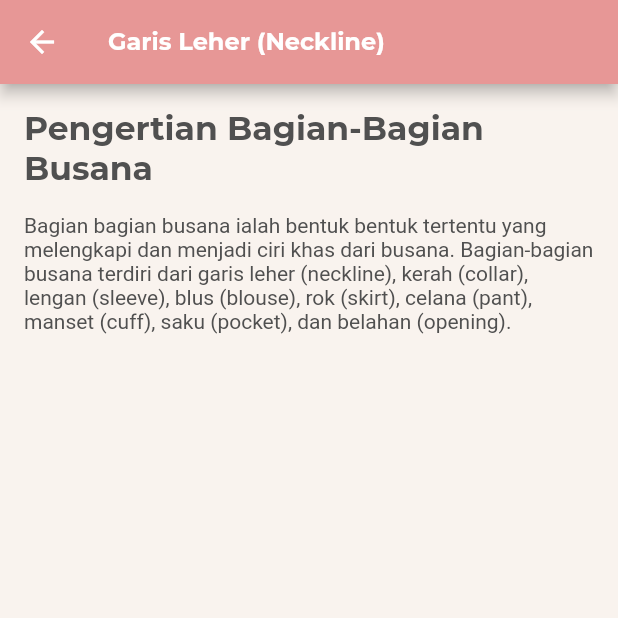
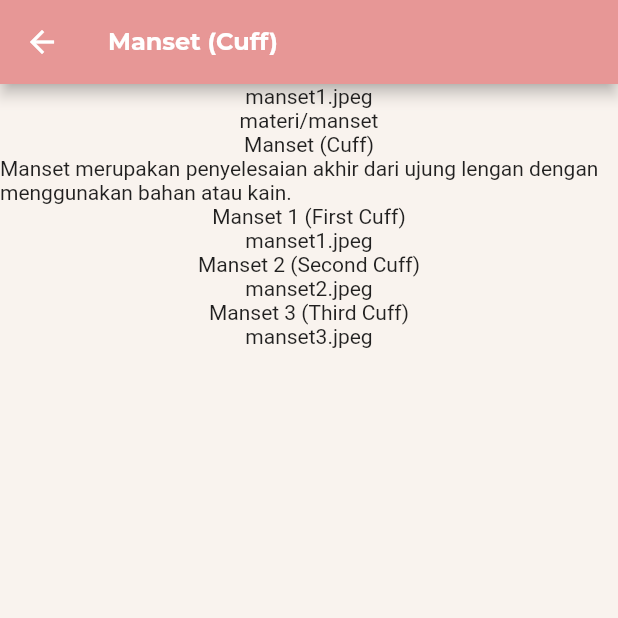
Before and after one commit to riansyahrobi8/TailorApp, a Flutter app: the DefinitionScreen screen opened directly, scrolled down 978 dp, after a tap on "Detail", on a phone screen of 412 x 824 dp, the top half of it. Run offline on Flutter 3.47's test engine with Material 2 defaults, Android fonts, the light colour scheme and no system bars; our stand-ins replace cached_network_image, youtube_player_flutter; project files that could hold a hidden picture were left out.

Commit message:
send detail data

```diff
--- a/lib/screens/VideoPlayScreen.dart
+++ b/lib/screens/VideoPlayScreen.dart
@@ -2,7 +2,6 @@ import 'package:flutter/material.dart';
 import 'package:tailorapp/models/videos_list_model.dart';
 import 'package:tailorapp/widgets/MyCustomText.dart';
 import 'package:youtube_player_flutter/youtube_player_flutter.dart';
-import 'package:tailorapp/utils/customColor.dart' as myColor;
 
 class VideoPlayScreen extends StatefulWidget {
   VideoPlayScreen({this.videoItem});
--- a/lib/screens/materi/DefinitionScreen.dart
+++ b/lib/screens/materi/DefinitionScreen.dart
@@ -12,15 +12,15 @@ class DefinitionScreen extends StatefulWidget {
 }
 
 class _DefinitionScreenState extends State<DefinitionScreen> {
+  Future<dynamic> loadData() async {
+    return jsonDecode(
+        await rootBundle.rootBundle.loadString("assets/data/datamateri.json"));
+  }
+
   @override
   Widget build(BuildContext context) {
     var mediaQuery = MediaQuery.of(context);
     Size size = mediaQuery.size;
-
-    Future<dynamic> loadData() async {
-      return jsonDecode(await rootBundle.rootBundle
-          .loadString("assets/data/datamateri.json"));
-    }
 
     return Scaffold(
         backgroundColor: myColor.backgroundColor,
@@ -84,14 +84,19 @@ class _DefinitionScreenState extends State<DefinitionScreen> {
                         physics: ScrollPhysics(),
                         gridDelegate: SliverGridDelegateWithFixedCrossAxisCount(
                             crossAxisCount: 2,
-                          childAspectRatio: size.width / (size.height / 1.25)),
+                            childAspectRatio:
+                                size.width / (size.height / 1.25)),
                         itemCount: data.length,
-                      itemBuilder: (context, index) => MyCardCustom(
+                        itemBuilder: (context, index) {
+                          return MyCardCustom(
+                            id: data[index]['id'],
                             title: data[index]['title'],
                             urlImage: data[index]['urlImage'],
                             image: data[index]['image'],
-                      ),
+                            definitions: data[index]['definitions'],
+                            details: data[index]['detail'],
                           );
+                        });
                   }
                 },
               )
--- a/lib/screens/materi/DetailDefinition.dart
+++ b/lib/screens/materi/DetailDefinition.dart
@@ -3,50 +3,59 @@ import 'package:tailorapp/utils/customColor.dart' as myColor;
 import 'package:tailorapp/widgets/MyCustomText.dart';
 
 class DetailDefinition extends StatelessWidget {
+  final int id;
+  final String image;
+  final String urlImage;
+  final String title;
+  final String definitions;
+  final List details;
+
+  const DetailDefinition({
+    Key key,
+    this.id,
+    this.image,
+    this.urlImage,
+    this.title,
+    this.definitions,
+    this.details,
+  }) : super(key: key);
+
   @override
   Widget build(BuildContext context) {
+    print(details.length);
     return Scaffold(
       backgroundColor: myColor.backgroundColor,
       appBar: AppBar(
         iconTheme: IconThemeData(color: myColor.textColorWhite),
         title: MyCustomText(
-            text: "Garis Leher (Neckline)",
+            text: title,
             fontSize: 16.0,
             fontFamily: "Montserrat",
             color: myColor.textColorWhite,
             fontWeight: FontWeight.w800),
       ),
-      body: SingleChildScrollView(
-        child: Padding(
-          padding: const EdgeInsets.symmetric(horizontal: 16.0, vertical: 8.0),
-          child: Column(
-            children: [
-              SizedBox(
-                height: 8.0,
-              ),
-              MyCustomText(
-                text: "Pengertian Bagian-Bagian Busana",
-                fontFamily: "Montserrat",
-                color: myColor.secondaryColor,
-                fontWeight: FontWeight.w800,
-                fontSize: 22.0,
-              ),
-              SizedBox(
-                height: 16.0,
-              ),
-              MyCustomText(
-                text:
-                    "Bagian bagian busana ialah bentuk bentuk tertentu yang melengkapi dan menjadi ciri khas dari busana. Bagian-bagian busana terdiri dari garis leher (neckline), kerah (collar), lengan (sleeve), blus (blouse), rok (skirt), celana (pant), manset (cuff), saku (pocket), dan belahan (opening).",
-                fontFamily: "Roboto",
-                color: myColor.secondaryColor,
-                fontSize: 14.0,
-              ),
-              SizedBox(
-                height: 24.0,
-              ),
-            ],
-          ),
-        ),
+      body: Column(
+        children: [
+          Text(image),
+          Text(urlImage),
+          Text(title),
+          Text(definitions),
+          Container(
+            child: ListView.builder(
+              shrinkWrap: true,
+              itemBuilder: (context, index) {
+                print(details.length);
+                return Column(
+                  children: [
+                    Text(details[index]['name']),
+                    Text(details[index]['images'])
+                  ],
+                );
+              },
+              itemCount: details.length,
+            ),
+          )
+        ],
       ),
     );
   }
--- a/lib/widgets/MyCardCustom.dart
+++ b/lib/widgets/MyCardCustom.dart
@@ -8,12 +8,17 @@ class MyCardCustom extends StatelessWidget {
   final String image;
   final String urlImage;
   final String title;
-  const MyCardCustom({
+  final String definitions;
+  final List details;
+
+  MyCardCustom({
     Key key,
     this.id,
     this.image,
     this.title,
     this.urlImage,
+    this.definitions,
+    this.details,
   }) : super(key: key);
 
   @override
@@ -56,8 +61,17 @@ class MyCardCustom extends StatelessWidget {
                 height: 24.0,
                 minWidth: 72.0,
                 child: RaisedButton(
-                  onPressed: () => Navigator.push(context,
-                      MaterialPageRoute(builder: (_) => DetailDefinition())),
+                  onPressed: () =>
+                      Navigator.push(context, MaterialPageRoute(builder: (_) {
+                    return DetailDefinition(
+                      id: id,
+                      image: image,
+                      urlImage: urlImage,
+                      title: title,
+                      definitions: definitions,
+                      details: details,
+                    );
+                  })),
                   color: myColor.primaryColor,
                   child: MyCustomText(
                       text: "Detail",
```
Also changed, not shown: assets/data/datadraw.json (deleted, +0 -32 lines), lib/screens/Videos.dart (+41 -41 lines). Lines whose indentation alone changed are shown as unchanged.
